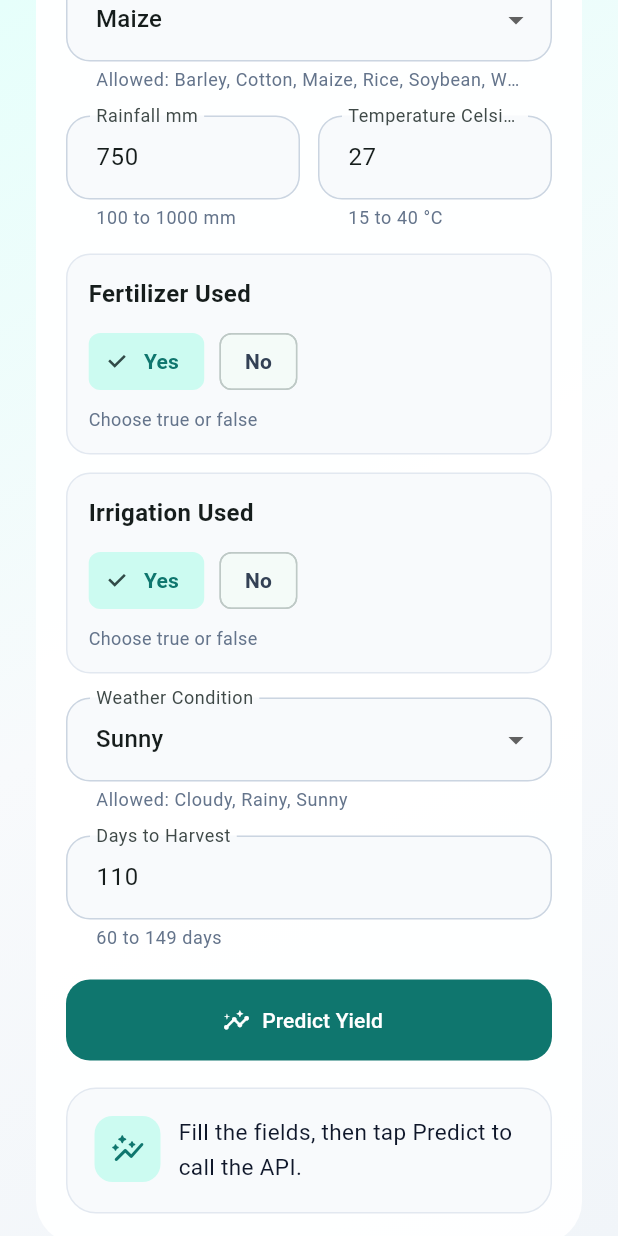
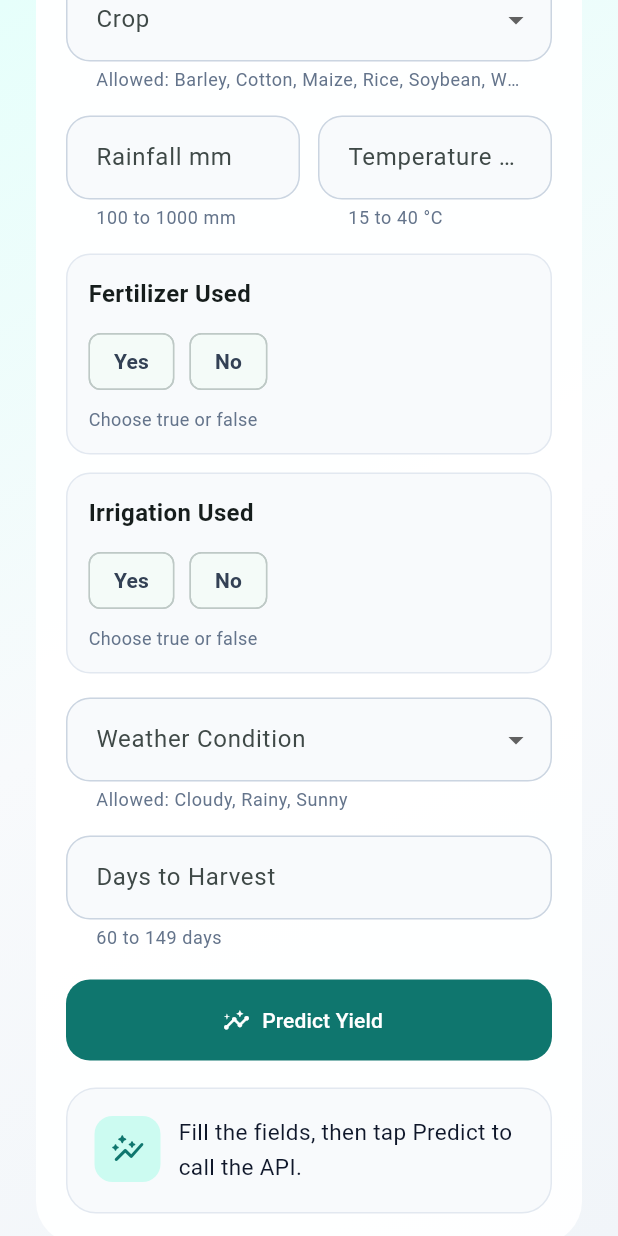
Before and after one commit to b-sandrine/summative_regression_analysis, a Flutter app: the screen it shows after launch, scrolled down 576 dp, on a phone screen of 412 x 824 dp. Run offline on Flutter 3.47's test engine with Material 3 defaults, Android fonts, the phone set to English and light mode, and no system bars.

Commit message:
Made changes on the form

```diff
--- a/flutter_app/lib/main.dart
+++ b/flutter_app/lib/main.dart
@@ -76,15 +76,15 @@ class _CropYieldHomePageState extends State<CropYieldHomePage> {
   };
 
   final Map<String, TextEditingController> _controllers = {
-    'Region': TextEditingController(text: 'North'),
-    'Soil_Type': TextEditingController(text: 'Loam'),
-    'Crop': TextEditingController(text: 'Maize'),
-    'Rainfall_mm': TextEditingController(text: '750'),
-    'Temperature_Celsius': TextEditingController(text: '27'),
-    'Fertilizer_Used': TextEditingController(text: 'true'),
-    'Irrigation_Used': TextEditingController(text: 'true'),
-    'Weather_Condition': TextEditingController(text: 'Sunny'),
-    'Days_to_Harvest': TextEditingController(text: '110'),
+    'Region': TextEditingController(),
+    'Soil_Type': TextEditingController(),
+    'Crop': TextEditingController(),
+    'Rainfall_mm': TextEditingController(),
+    'Temperature_Celsius': TextEditingController(),
+    'Fertilizer_Used': TextEditingController(),
+    'Irrigation_Used': TextEditingController(),
+    'Weather_Condition': TextEditingController(),
+    'Days_to_Harvest': TextEditingController(),
   };
 
   String _statusText = 'Fill the fields, then tap Predict to call the API.';
```
